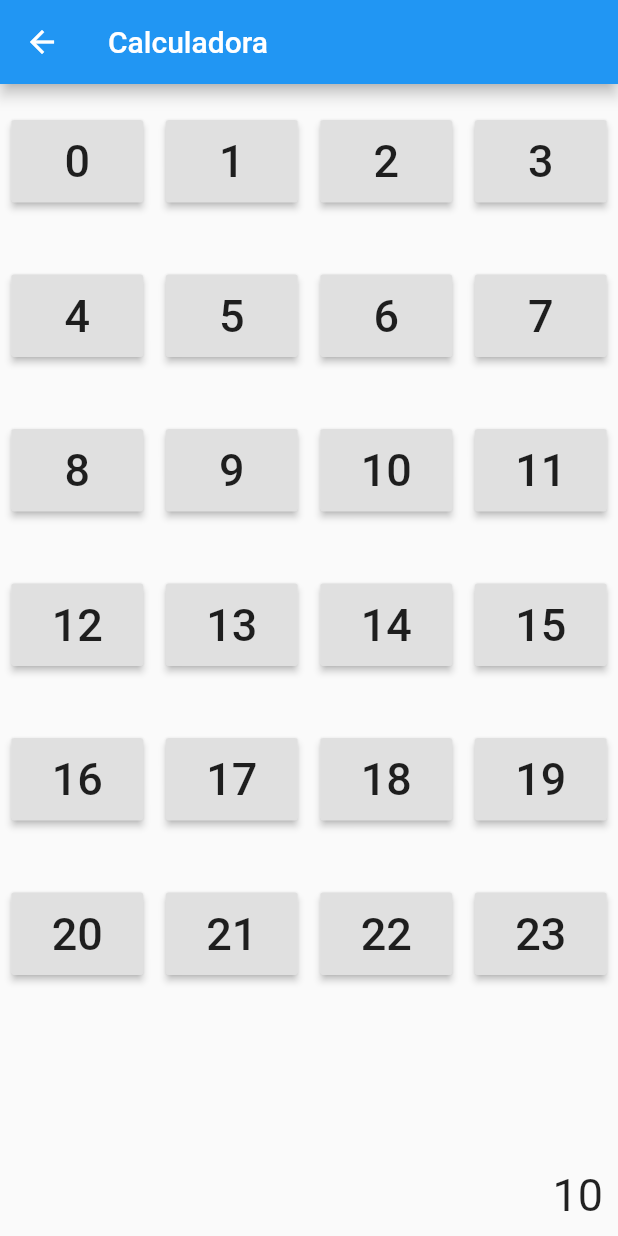
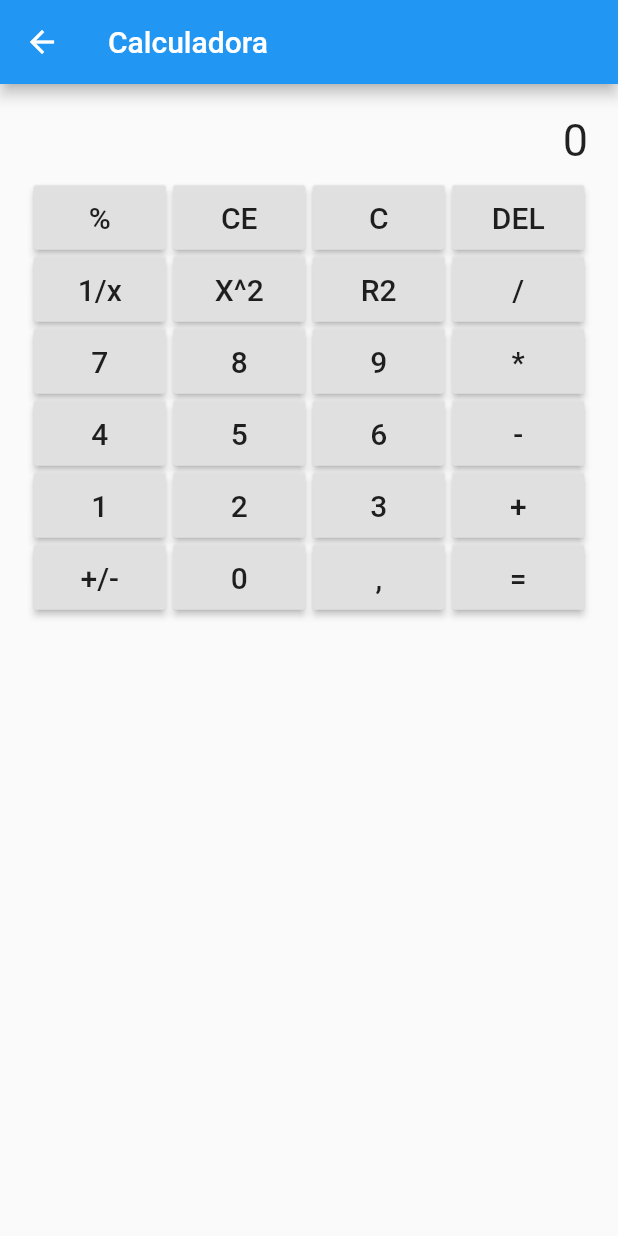
Before and after one commit to otaviohenrique1/app_flutter_teste, a Flutter app: the AppCalculadoraFlutter screen opened directly, on a phone screen of 412 x 824 dp. Run offline on Flutter 3.47's test engine with Material 2 defaults, Android fonts, the phone set to English and light mode, and no system bars.

```diff
--- a/lib/src/app_calculadora_flutter.dart
+++ b/lib/src/app_calculadora_flutter.dart
@@ -6,12 +6,203 @@ class AppCalculadoraFlutter extends StatefulWidget {
 }
 
 class _AppCalculadoraFlutterState extends State<AppCalculadoraFlutter> {
+  dynamic _valor = '0';
+  List<num> _valorTela = [];
+
   @override
   Widget build(BuildContext context) {
     return Scaffold(
       appBar: AppBar(
         title: Text('Calculadora'),
       ),
+      body: Padding(
+        padding: EdgeInsets.all(20),
+        child: Column(
+          children: [
+            Padding(
+              padding: EdgeInsets.only(bottom: 10),
+              child: Row(
+                mainAxisAlignment: MainAxisAlignment.end,
+                children: [
+                  Text(
+                    '$_valor',
+                    style: TextStyle(
+                      fontSize: 30,
+                    ),
+                  ),
+                ],
+              ),
+            ),
+            Row(
+              mainAxisAlignment: MainAxisAlignment.spaceAround,
+              children: [
+                _botao(label: '%', fontSize: 20, onCalback: () {}),
+                _botao(
+                    label: 'CE',
+                    fontSize: 20,
+                    onCalback: () {
+                      setState(() {
+                        _valor = '0';
+                      });
+                    }),
+                _botao(
+                    label: 'C',
+                    fontSize: 20,
+                    onCalback: () {
+                      setState(() {
+                        _valor = '0';
+                      });
+                    }),
+                _botao(
+                    label: 'DEL',
+                    fontSize: 20,
+                    onCalback: () {
+                      setState(() {
+                        _valor = '';
+                      });
+                    }),
+              ],
+            ),
+            Row(
+              mainAxisAlignment: MainAxisAlignment.spaceAround,
+              children: [
+                _botao(label: '1/x', fontSize: 20, onCalback: () {}),
+                _botao(label: 'X^2', fontSize: 20, onCalback: () {}),
+                _botao(label: 'R2', fontSize: 20, onCalback: () {}),
+                _botao(label: '/', fontSize: 20, onCalback: () {}),
+              ],
+            ),
+            Row(
+              mainAxisAlignment: MainAxisAlignment.spaceAround,
+              children: [
+                _botao(
+                    label: '7',
+                    fontSize: 20,
+                    onCalback: () {
+                      setState(() {
+                        _valor = '7';
+                      });
+                    }),
+                _botao(
+                    label: '8',
+                    fontSize: 20,
+                    onCalback: () {
+                      setState(() {
+                        _valor = '8';
+                      });
+                    }),
+                _botao(
+                    label: '9',
+                    fontSize: 20,
+                    onCalback: () {
+                      setState(() {
+                        _valor = '9';
+                      });
+                    }),
+                _botao(label: '*', fontSize: 20, onCalback: () {}),
+              ],
+            ),
+            Row(
+              mainAxisAlignment: MainAxisAlignment.spaceAround,
+              children: [
+                _botao(
+                    label: '4',
+                    fontSize: 20,
+                    onCalback: () {
+                      setState(() {
+                        _valor = '4';
+                      });
+                    }),
+                _botao(
+                    label: '5',
+                    fontSize: 20,
+                    onCalback: () {
+                      setState(() {
+                        _valor = '5';
+                      });
+                    }),
+                _botao(
+                    label: '6',
+                    fontSize: 20,
+                    onCalback: () {
+                      setState(() {
+                        _valor = '6';
+                      });
+                    }),
+                _botao(label: '-', fontSize: 20, onCalback: () {}),
+              ],
+            ),
+            Row(
+              mainAxisAlignment: MainAxisAlignment.spaceAround,
+              children: [
+                _botao(
+                    label: '1',
+                    fontSize: 20,
+                    onCalback: () {
+                      setState(() {
+                        _valorTela.add(1);
+                        _valor = _valorTela;
+                        // _valor = '1';
+                      });
+                    }),
+                _botao(
+                    label: '2',
+                    fontSize: 20,
+                    onCalback: () {
+                      setState(() {
+                        _valor = '2';
+                      });
+                    }),
+                _botao(
+                    label: '3',
+                    fontSize: 20,
+                    onCalback: () {
+                      setState(() {
+                        _valor = '3';
+                      });
+                    }),
+                _botao(label: '+', fontSize: 20, onCalback: () {}),
+              ],
+            ),
+            Row(
+              mainAxisAlignment: MainAxisAlignment.spaceAround,
+              children: [
+                _botao(label: '+/-', fontSize: 20, onCalback: () {}),
+                _botao(
+                    label: '0',
+                    fontSize: 20,
+                    onCalback: () {
+                      setState(() {
+                        _valor = '0';
+                      });
+                    }),
+                _botao(label: ',', fontSize: 20, onCalback: () {}),
+                _botao(label: '=', fontSize: 20, onCalback: () {}),
+              ],
+            ),
+          ],
+        ),
+      ),
+    );
+  }
+
+  _botao({String label, double fontSize, dynamic onCalback}) {
+    return RaisedButton(
+      child: Padding(
+        padding: EdgeInsets.all(10),
+        child: Text(
+          label,
+          style: TextStyle(
+            fontSize: fontSize,
+          ),
+        ),
+      ),
+      onPressed: onCalback,
+    );
+  }
+}
+
+/*
 body: GridView.count(
   crossAxisCount: 4,
   children: List.generate(24, (index) {
@@ -47,6 +238,4 @@ class _AppCalculadoraFlutterState extends State<AppCalculadoraFlutter> {
     ),
   ),
 ),
-    );
-  }
-}
+*/
```
Lines whose indentation alone changed are shown as unchanged.
